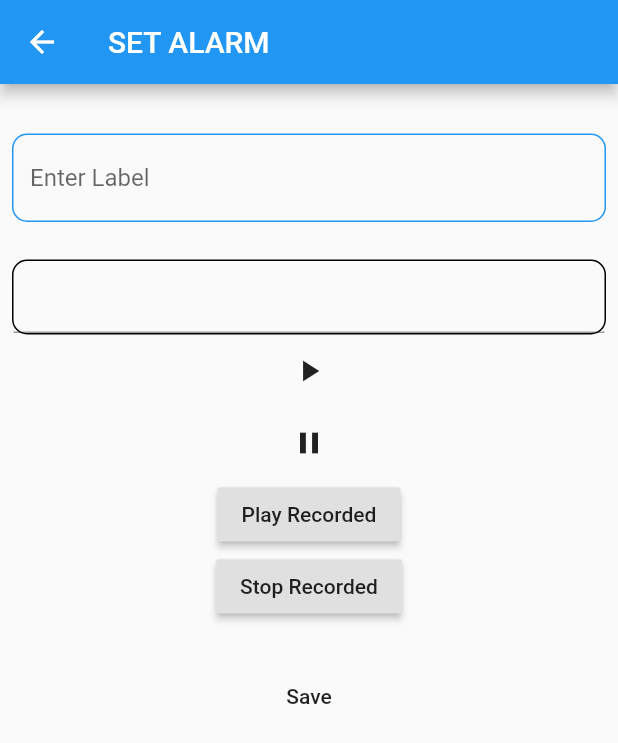
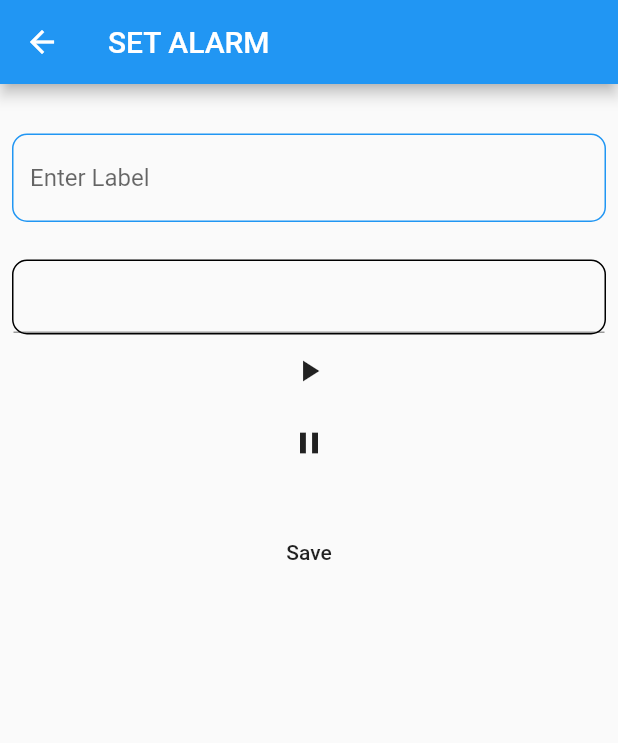
Before and after one commit to Im-awesome-Aadi/alarm_demo, a Flutter app: the screen it shows after launch, after a tap on the "add" icon, on a phone screen of 412 x 824 dp. Shown: the top 743 px of the screen. Run offline on Flutter 3.47's test engine with Material 2 defaults, Android fonts, the phone set to English and light mode, and no system bars; drawn by our look-alikes of datetime_picker_formfield; our stand-ins replace audioplayers, flutter_local_notifications, shared_preferences; missing offline and left inert: android_alarm_manager, flutter_audio_recorder.

Commit message:
Audio Work Integrated 1

```diff
--- a/lib/homescreen.dart
+++ b/lib/homescreen.dart
@@ -13,7 +13,7 @@ class homes extends StatefulWidget {
 }
 
 class _homesState extends State<homes> {
-  AudioPlayer audioPlayer1 = AudioPlayer();
+//  AudioPlayer audioPlayer1 = AudioPlayer();
 
   @override
   Widget build(BuildContext context) {
@@ -50,9 +50,9 @@ class _homesState extends State<homes> {
                       Icons.play_arrow,
                     ),
                     onPressed: () async {
-                      await audioPlayer1.play(
-                          "/storage/emulated/0/Android/data/shashankgupta.notificationdemo/files/Ringtones/Closer.mp3",
-                          isLocal: true);
+//                      await audioPlayer1.play(
+//                          "/storage/emulated/0/Android/data/shashankgupta.notificationdemo/files/Ringtones/Closer.mp3",
+//                          isLocal: true);
                     },
                   ),
                   IconButton(
@@ -60,7 +60,7 @@ class _homesState extends State<homes> {
                       Icons.stop,
                     ),
                     onPressed: () async {
-                      await audioPlayer1.stop();
+//                      await audioPlayer1.stop();
                     },
                   ),
                 ],
--- a/lib/setAlarm.dart
+++ b/lib/setAlarm.dart
@@ -23,7 +23,7 @@ class setAlarm extends StatefulWidget {
 }
 
 class _setAlarmState extends State<setAlarm> {
-  AudioPlayer audioPlayer = AudioPlayer();
+//  AudioPlayer audioPlayer = AudioPlayer();
 
   FlutterAudioRecorder _recorder;
   Recording _current;
@@ -37,7 +37,7 @@ class _setAlarmState extends State<setAlarm> {
   }
 
   Future<String> platformPath() async {
-    String customPath = '/flutter_audio_recorder_shashank4';
+    String customPath = '/flutter_audio_recorder_shashank6';
     Directory appDocDirectory;
 //        io.Directory appDocDirectory = await getApplicationDocumentsDirectory();
     if (Platform.isIOS) {
@@ -186,23 +186,23 @@ class _setAlarmState extends State<setAlarm> {
                 print(recording.status);
               },
             ),
-            RaisedButton(
-              child: Text("Play Recorded"),
-              onPressed: () async {
-                String path = await platformPath();
-                isPlay = await audioPlayer.play(
-                    "/storage/emulated/0/Android/data/com.aditya25dev.alarm_demo/files/flutter_audio_recorder_shashank4.wav",
-                    isLocal: true);
-                print(isPlay);
-              },
-            ),
-            RaisedButton(
-              child: Text("Stop Recorded"),
-              onPressed: () async {
-                isPlay = await audioPlayer.stop();
-                print(isPlay);
-              },
-            ),
+//            RaisedButton(
+//              child: Text("Play Recorded"),
+//              onPressed: () async {
+//                String path = await platformPath();
+//                isPlay = await audioPlayer.play(
+//                    "/storage/emulated/0/Android/data/com.aditya25dev.alarm_demo/files/flutter_audio_recorder_shashank4.wav",
+//                    isLocal: true);
+//                print(isPlay);
+//              },
+//            ),
+//            RaisedButton(
+//              child: Text("Stop Recorded"),
+//              onPressed: () async {
+//                isPlay = await audioPlayer.stop();
+//                print(isPlay);
+//              },
+//            ),
             SizedBox(
               height: 25,
             ),
@@ -264,7 +264,7 @@ void printHello() async {
   AudioPlayer audioPlayer2 = AudioPlayer();
 
   await audioPlayer2.play(
-      "/storage/emulated/0/Android/data/com.aditya25dev.alarm_demo/files/flutter_audio_recorder_shashank4.wav",
+      "/storage/emulated/0/Android/data/com.aditya25dev.alarm_demo/files/flutter_audio_recorder_shashank6.wav",
       isLocal: true);
   final DateTime now = DateTime.now();
   await print("[$now] Hello, world! isolate function");
```
